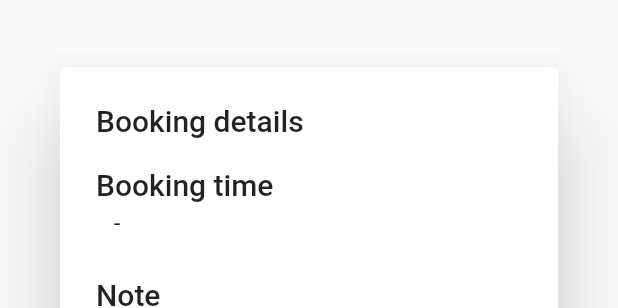
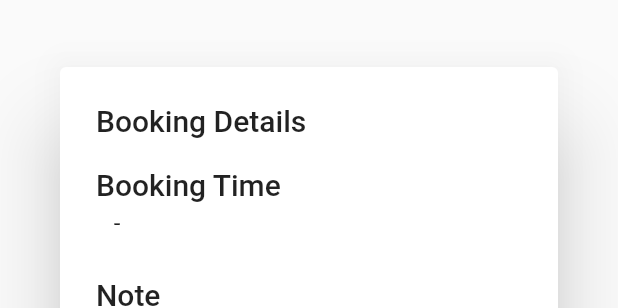
Before and after one commit to duongminhhieu/LetTutor-2024-Flutter-Education-Application, a Flutter app: the BookingConfirmDialog widget shown alone on an empty page, opened directly with empty values, on a phone screen of 412 x 824 dp. Shown: the part 305-613 px from the top of the screen. Run offline on Flutter 3.47's test engine with Material 2 defaults, Android fonts, the phone set to English and light mode, and no system bars; our stand-ins replace chewie, expandable_text, flutter_rating_bar, flutter_svg, persistent_bottom_nav_bar, syncfusion_flutter_calendar and 1 more; missing offline and left inert: multiselect, syncfusion_flutter_pdfviewer; network calls fail; project files that could hold a hidden picture were left out.

Commit message:
edit booking dialog

```diff
--- a/src/lib/pages/detailATeacherPage/components/booking_dialog.dart
+++ b/src/lib/pages/detailATeacherPage/components/booking_dialog.dart
@@ -13,8 +13,6 @@ class BookingConfirmDialog extends StatefulWidget {
 class _BookingConfirmDialogState extends State<BookingConfirmDialog> {
   final _controller = TextEditingController();
 
-
-
   @override
   void initState() {
     super.initState();
@@ -22,20 +20,38 @@ class _BookingConfirmDialogState extends State<BookingConfirmDialog> {
 
   @override
   Widget build(BuildContext context) {
-
     return AlertDialog(
-      title: const Text('Booking details',style: TextStyle(
-        fontWeight: FontWeight.w500
-      ),),
+      title: Text(
+        'Booking Details',
+        style: TextStyle(
+          fontWeight: FontWeight.w500,
+        ),
+      ),
       content: Column(
         mainAxisSize: MainAxisSize.min,
         crossAxisAlignment: CrossAxisAlignment.stretch,
         children: [
+          _buildBookingTime(),
+          const SizedBox(height: 8),
+          _buildNoteSection(),
+        ],
+      ),
+      actions: [
+        _buildCancelButton(),
+        _buildBookButton(),
+      ],
+    );
+  }
+
+  Widget _buildBookingTime() {
+    return Column(
+      crossAxisAlignment: CrossAxisAlignment.start,
+      children: [
         Text(
-            'Booking time',style: TextStyle(
+          'Booking Time',
+          style: TextStyle(
             fontSize: 20,
-            fontWeight: FontWeight.w500
-
+            fontWeight: FontWeight.w500,
           ),
         ),
         const SizedBox(height: 4),
@@ -47,50 +63,65 @@ class _BookingConfirmDialogState extends State<BookingConfirmDialog> {
           '  ${widget.date}',
           style: const TextStyle(fontSize: 16),
         ),
-          const SizedBox(height: 8),
+      ],
+    );
+  }
+
+  Widget _buildNoteSection() {
+    return Column(
+      crossAxisAlignment: CrossAxisAlignment.start,
+      children: [
         Text(
           'Note',
           style: TextStyle(
             fontWeight: FontWeight.w500,
-              fontSize: 20
+            fontSize: 20,
           ),
         ),
         const SizedBox(height: 4),
-          SizedBox(
+        _buildNoteTextField(),
+      ],
+    );
+  }
+
+  Widget _buildNoteTextField() {
+    return SizedBox(
       width: MediaQuery.of(context).size.width,
       child: TextField(
         controller: _controller,
         minLines: 3,
         maxLines: 4,
-              decoration: const InputDecoration(
+        decoration: InputDecoration(
           hintText: 'Your requests for the tutor',
           hintStyle: TextStyle(fontWeight: FontWeight.w300, color: Colors.grey),
           contentPadding: EdgeInsets.all(8),
           border: OutlineInputBorder(
             borderSide: BorderSide(color: Colors.grey),
-                    borderRadius: BorderRadius.all(Radius.circular(16))),
+            borderRadius: BorderRadius.all(Radius.circular(16)),
           ),
         ),
       ),
-        ],
-      ),
-      actions: [
-        TextButton(
+    );
+  }
+
+  Widget _buildCancelButton() {
+    return TextButton(
       onPressed: () {
-              Navigator.pop(context,false);
+        Navigator.pop(context, false);
       },
-            child: const Text(
+      child: Text(
         'CANCEL',
         style: TextStyle(color: Colors.red),
-            )),
-        TextButton(
-            onPressed: () async {
-              if (mounted) {
-                Navigator.pop(context,true);
+      ),
+    );
   }
+
+  Widget _buildBookButton() {
+    return TextButton(
+      onPressed: () {
+        Navigator.pop(context, true);
       },
-            child: const Text('BOOK')),
-      ],
+      child: Text('BOOK'),
     );
   }
 }
```
Lines whose indentation alone changed are shown as unchanged.
